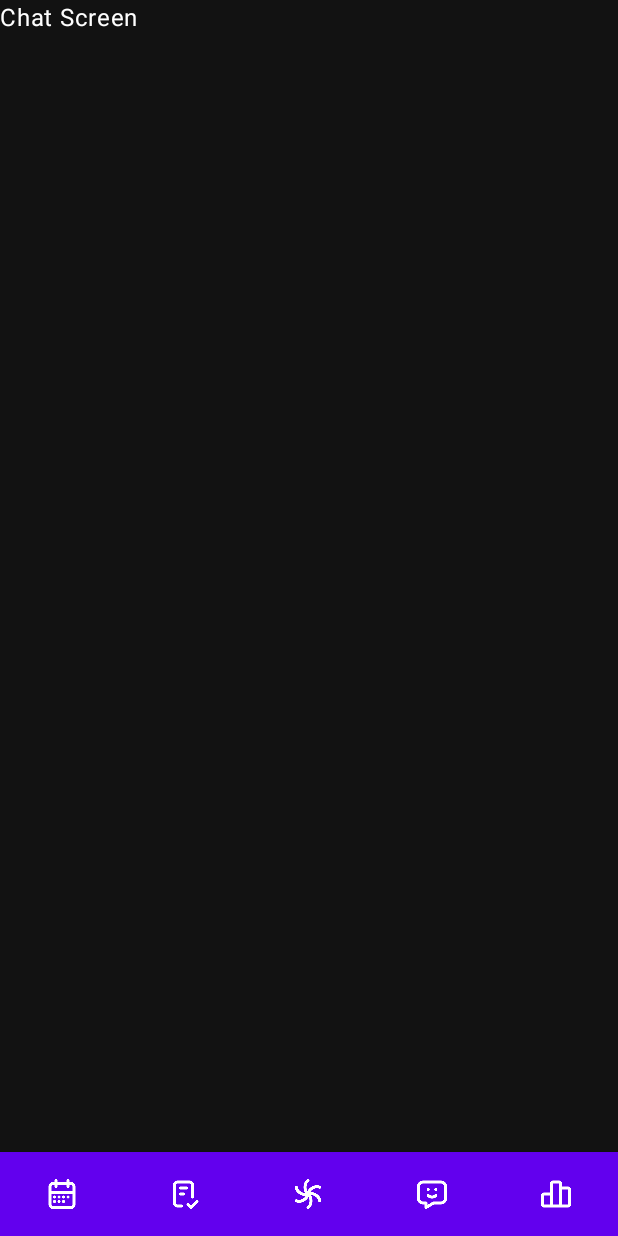
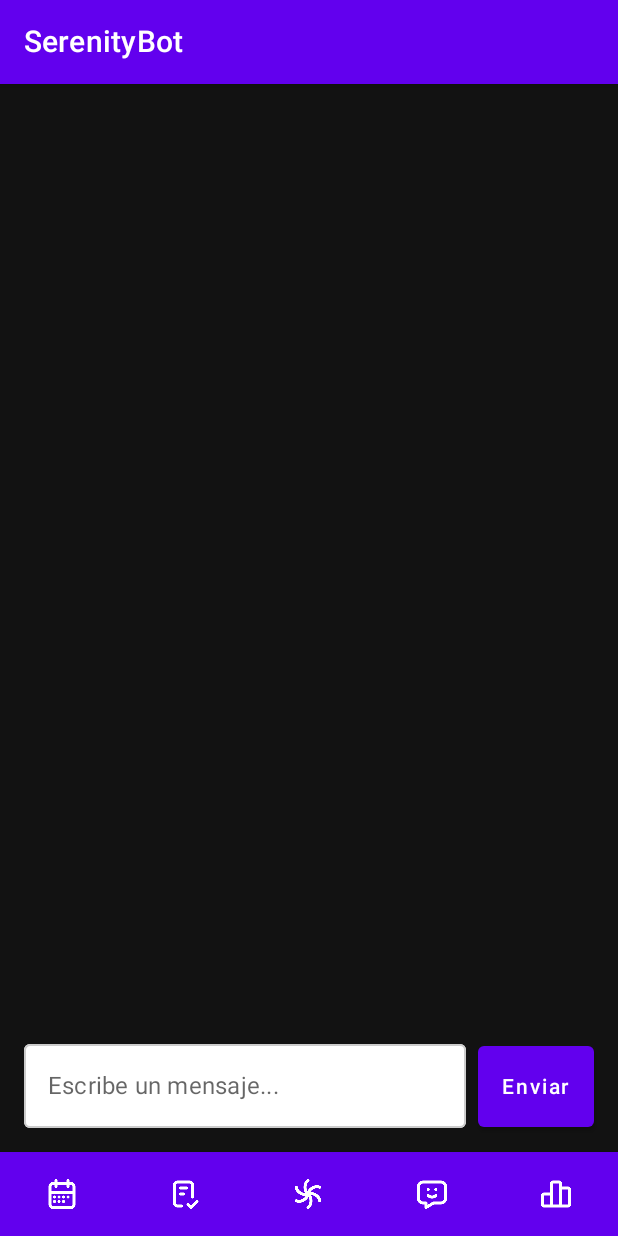
Before and after one commit to DemarchiTasio/FocusMate, an Android app built with Jetpack Compose: the chat screen opened through its navigation route, on a phone screen of 412 x 824 dp. Run offline under Robolectric (Android 15) with nearby library versions, the phone set to English and light mode, and no system bars; our stand-ins replace livedata-compose; libraries missing offline, so code that uses them is left out: com.google.ai.client.

```diff
--- a/app/src/main/AndroidManifest.xml
+++ b/app/src/main/AndroidManifest.xml
@@ -1,6 +1,8 @@
 <?xml version="1.0" encoding="utf-8"?>
 <manifest xmlns:android="http://schemas.android.com/apk/res/android"
     xmlns:tools="http://schemas.android.com/tools">
+
+    <uses-permission android:name="android.permission.INTERNET" />
 
     <application
         android:name=".FocusMateApplication"
@@ -20,4 +22,6 @@
         </activity>
     </application>
 
+    <uses-permission android:name="android.permission.INTERNET"/>
+
 </manifest>
--- a/app/src/main/java/com/focusmate/data/local/AppDatabase.kt
+++ b/app/src/main/java/com/focusmate/data/local/AppDatabase.kt
@@ -9,7 +9,7 @@ import com.focusmate.data.model.Event
 import com.focusmate.data.model.Habit
 import com.focusmate.data.model.HabitCompletion
 
-@Database(entities = [Event::class, Habit::class, HabitCompletion::class], version = 2, exportSchema = false)
+@Database(entities = [Event::class, Habit::class, HabitCompletion::class], version = 3, exportSchema = false)
 @TypeConverters(Converters::class)
 abstract class AppDatabase : RoomDatabase() {
     abstract fun eventDao(): EventDao
--- a/app/src/main/java/com/focusmate/ui/screens/ChatScreen.kt
+++ b/app/src/main/java/com/focusmate/ui/screens/ChatScreen.kt
@@ -1,9 +1,108 @@
 package com.focusmate.ui.screens
 
-import androidx.compose.material3.Text
-import androidx.compose.runtime.Composable
+import androidx.compose.foundation.background
+import androidx.compose.foundation.layout.*
+import androidx.compose.foundation.lazy.LazyColumn
+import androidx.compose.foundation.text.BasicTextField
+import androidx.compose.material.*
+import androidx.compose.runtime.*
+import androidx.compose.ui.Modifier
+import androidx.compose.ui.graphics.Color
+import androidx.compose.ui.text.input.TextFieldValue
+import androidx.compose.ui.unit.dp
+import androidx.compose.ui.Alignment
+import androidx.compose.ui.text.TextStyle
+import androidx.compose.ui.text.style.TextOverflow
+import androidx.compose.ui.unit.sp
+import androidx.hilt.navigation.compose.hiltViewModel
+import com.focusmate.ui.viewModel.ChatViewModel
+import com.focusmate.ui.viewModel.Message
 
 @Composable
-fun ChatScreen() {
-    Text(text = "Chat Screen")
+fun ChatScreen(viewModel: ChatViewModel = hiltViewModel()) {
+    val messages by viewModel.messages.collectAsState()
+    var textState by remember { mutableStateOf(TextFieldValue("")) }
+
+    Column(modifier = Modifier.fillMaxSize().background(Color(0xFF121212))) {
+        TopAppBar(
+            title = {
+                Text(
+                    text = "SerenityBot",
+                    color = Color.White,
+                    maxLines = 1,
+                    overflow = TextOverflow.Ellipsis
+                )
+            },
+            backgroundColor = Color(0xFF6200EE),
+            modifier = Modifier.fillMaxWidth()
+        )
+
+        LazyColumn(
+            modifier = Modifier
+                .weight(1f)
+                .padding(16.dp),
+            reverseLayout = true
+        ) {
+            items(messages.size) { index ->
+                val message = messages[messages.size - 1 - index]
+                MessageItem(message)
+            }
+        }
+
+        Row(
+            modifier = Modifier
+                .padding(16.dp)
+                .fillMaxWidth(),
+            verticalAlignment = Alignment.CenterVertically
+        ) {
+            OutlinedTextField(
+                value = textState,
+                onValueChange = { textState = it },
+                modifier = Modifier
+                    .weight(1f)
+                    .padding(end = 8.dp),
+                placeholder = { Text(text = "Escribe un mensaje...") },
+                colors = TextFieldDefaults.outlinedTextFieldColors(
+                    backgroundColor = Color.White,
+                    focusedBorderColor = Color(0xFF6200EE),
+                    unfocusedBorderColor = Color.LightGray
+                ),
+                textStyle = LocalTextStyle.current.copy(color = Color.Black, fontSize = 16.sp)
+            )
+            Button(
+                onClick = {
+                    if (textState.text.isNotEmpty()) {
+                        viewModel.sendMessage(textState.text)
+                        textState = TextFieldValue("")
+                    }
+                },
+                colors = ButtonDefaults.buttonColors(backgroundColor = Color(0xFF6200EE)),
+                modifier = Modifier.height(54.dp)
+            ) {
+                Text("Enviar", color = Color.White)
+            }
+        }
+    }
 }
+
+@Composable
+fun MessageItem(message: Message) {
+    Box(
+        modifier = Modifier
+            .fillMaxWidth()
+            .padding(vertical = 4.dp),
+        contentAlignment = if (message.isUser) Alignment.CenterEnd else Alignment.CenterStart
+    ) {
+        Text(
+            text = message.content,
+            modifier = Modifier
+                .background(
+                    if (message.isUser) Color(0xFF6200EE) else Color(0xFF333333),
+                    shape = MaterialTheme.shapes.medium
+                )
+                .padding(12.dp),
+            color = Color.White,
+            style = LocalTextStyle.current.copy(fontSize = 16.sp)
+        )
+    }
+}
--- a/app/src/main/java/com/focusmate/ui/screens/MainScreen.kt
+++ b/app/src/main/java/com/focusmate/ui/screens/MainScreen.kt
@@ -1,5 +1,6 @@
 package com.focusmate.ui.screens
 
+import androidx.activity.viewModels
 import androidx.compose.foundation.layout.padding
 import androidx.compose.foundation.layout.size
 import androidx.compose.material.BottomNavigation
@@ -10,7 +11,7 @@ import androidx.compose.runtime.getValue
 import androidx.compose.ui.Modifier
 import androidx.compose.ui.res.painterResource
 import androidx.compose.ui.unit.dp
-import androidx.compose.ui.unit.sp
+import androidx.activity.viewModels
 import androidx.hilt.navigation.compose.hiltViewModel
 import androidx.navigation.NavGraph.Companion.findStartDestination
 import androidx.navigation.NavHostController
@@ -18,11 +19,13 @@ import androidx.navigation.compose.NavHost
 import androidx.navigation.compose.composable
 import androidx.navigation.compose.currentBackStackEntryAsState
 import androidx.navigation.compose.rememberNavController
+import com.focusmate.ui.viewModel.ChatViewModel
 import com.focusmate.ui.viewModel.EventViewModel
 
 
 @Composable
 fun MainScreen(eventViewModel: EventViewModel = hiltViewModel()) {
+
     val navController = rememberNavController()
     Scaffold(
         bottomBar = {
--- a/app/src/main/java/com/focusmate/ui/screens/MindfulnessScreen.kt
+++ b/app/src/main/java/com/focusmate/ui/screens/MindfulnessScreen.kt
@@ -97,7 +97,7 @@ fun MindfulnessScreen(navController: NavHostController) {
                 Spacer(modifier = Modifier.height(8.dp))
 
                 if (selectedCategory == "Respiración") {
-                    LazyColumn(modifier = Modifier.height(400.dp)) {
+                    LazyColumn(modifier = Modifier.height(300.dp)) {
                         items(breathingExercises) { exercise ->
                             BreathingExerciseItem(
                                 exercise = exercise,
@@ -116,7 +116,7 @@ fun MindfulnessScreen(navController: NavHostController) {
                         }
                     }
                 } else {
-                    LazyColumn(modifier = Modifier.height(400.dp)) {
+                    LazyColumn(modifier = Modifier.height(300.dp)) {
                         items(meditations) { meditation ->
                             MeditationItem(
                                 meditation = meditation,
@@ -330,7 +330,7 @@ fun AudioPlayer(
                     mediaPlayer?.seekTo((mediaPlayer?.currentPosition ?: 0) + 10000)
                 }) {
                     Icon(
-                        painterResource(R.drawable.plus),
+                        painterResource(R.drawable.forward10),
                         contentDescription = null,
                         modifier = Modifier.size(32.dp)
                     )
--- a/gradle/libs.versions.toml
+++ b/gradle/libs.versions.toml
@@ -13,6 +13,7 @@ composeBom = "2024.04.01"
 navigationCompose = "2.7.7"
 adapters = "3.2.0-alpha11"
 hiltWork = "1.2.0"
+firebaseDataconnect = "16.0.0-alpha05"
 
 [libraries]
 androidx-core-ktx = { group = "androidx.core", name = "core-ktx", version.ref = "coreKtx" }
@@ -34,6 +35,7 @@ androidx-material3 = { group = "androidx.compose.material3", name = "material3"
 androidx-navigation-compose = { group = "androidx.navigation", name = "navigation-compose", version.ref = "navigationCompose" }
 androidx-adapters = { group = "androidx.databinding", name = "adapters", version.ref = "adapters" }
 androidx-hilt-work = { group = "androidx.hilt", name = "hilt-work", version.ref = "hiltWork" }
+firebase-dataconnect = { group = "com.google.firebase", name = "firebase-dataconnect", version.ref = "firebaseDataconnect" }
 
 [plugins]
 android-application = { id = "com.android.application", version.ref = "agp" }
```
Also changed, not shown: app/build.gradle.kts (+10 -2 lines), app/src/main/java/com/focusmate/ui/screens/HabitsScreen.kt (+21 -21 lines), app/src/main/java/com/focusmate/ui/viewModel/ChatViewModel.kt (added, +51 -0 lines).
